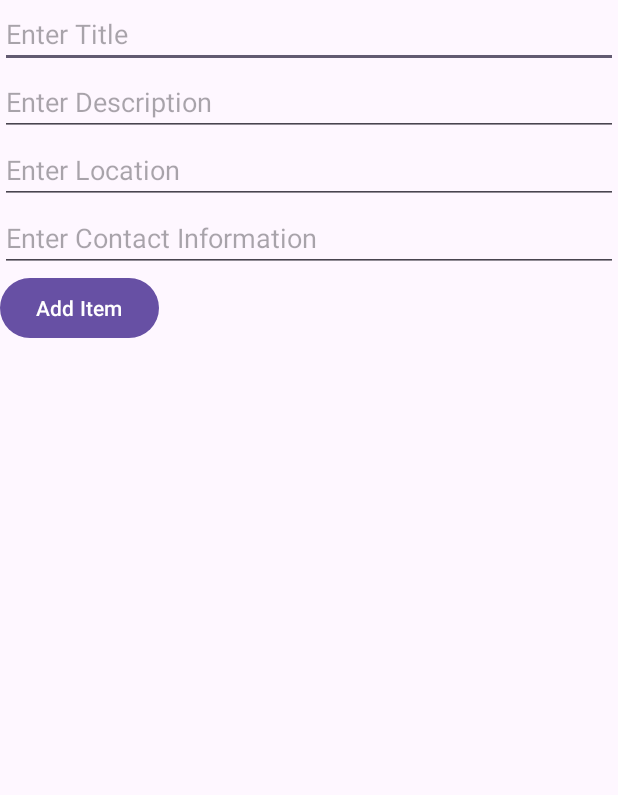
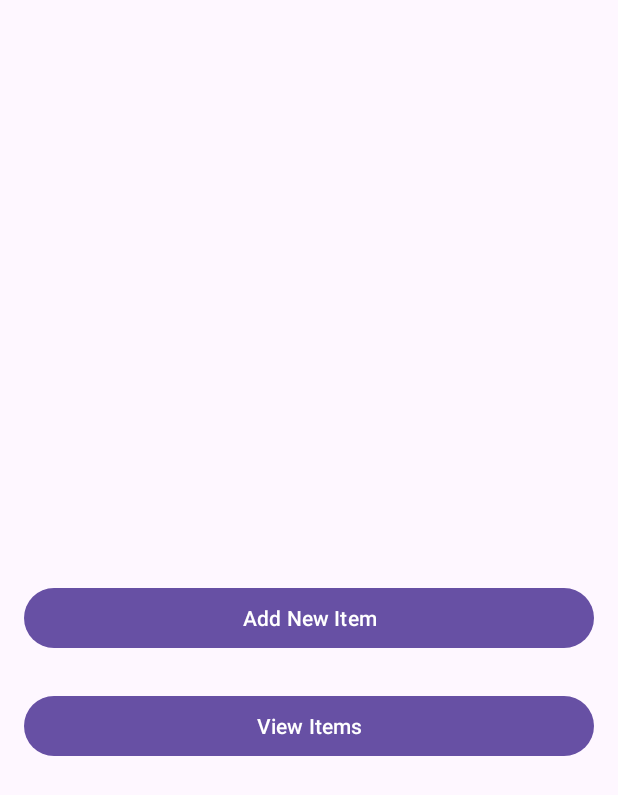
Before and after one commit to Ribesh7Pokharel/-Lost-Found-APP, an Android app: the screen it shows after launch (MainActivity), on a phone screen of 412 x 824 dp. Shown: the top 795 px of the screen. Run offline under Robolectric (Android 15) with nearby library versions, the phone set to English and light mode, and no system bars.

Commit message:
Final Commit

```diff
--- a/app/src/main/AndroidManifest.xml
+++ b/app/src/main/AndroidManifest.xml
@@ -21,6 +21,8 @@
                 <category android:name="android.intent.category.LAUNCHER" />
             </intent-filter>
         </activity>
+        <activity android:name=".AddItemActivity"/>
+        <activity android:name=".ViewItemsActivity"/>
     </application>
 
 </manifest>
--- a/app/src/main/java/com/example/lostfound_app/MainActivity.java
+++ b/app/src/main/java/com/example/lostfound_app/MainActivity.java
@@ -1,64 +1,38 @@
 package com.example.lostfound_app;
 
+import android.content.Intent;
 import android.os.Bundle;
 import android.view.View;
 import android.widget.Button;
-import android.widget.EditText;
-import android.widget.ListView;
-import android.widget.ArrayAdapter;
-import android.widget.Toast;
+
 import androidx.appcompat.app.AppCompatActivity;
 
-import java.util.ArrayList;
-
 public class MainActivity extends AppCompatActivity {
-    DBHelper dbHelper;
-    EditText titleInput, descriptionInput, locationInput, contactInput;
-    ListView itemsList;
-    ArrayList<String> listItem;
-    ArrayAdapter<String> adapter;
 
     @Override
     protected void onCreate(Bundle savedInstanceState) {
         super.onCreate(savedInstanceState);
         setContentView(R.layout.activity_main);
 
-        dbHelper = new DBHelper(this);
-        titleInput = findViewById(R.id.titleInput);
-        descriptionInput = findViewById(R.id.descriptionInput);
-        locationInput = findViewById(R.id.locationInput);
-        contactInput = findViewById(R.id.contactInput);
-        itemsList = findViewById(R.id.itemsList);
+        Button addNewItemButton = findViewById(R.id.addNewItemButton);
+        Button viewItemsButton = findViewById(R.id.viewItemsButton);
 
-        listItem = new ArrayList<>();
-        adapter = new ArrayAdapter<>(this, android.R.layout.simple_list_item_1, listItem);
-        itemsList.setAdapter(adapter);
-        updateUI();
-
-        Button addButton = findViewById(R.id.addButton);
-        addButton.setOnClickListener(new View.OnClickListener() {
+        addNewItemButton.setOnClickListener(new View.OnClickListener() {
             @Override
             public void onClick(View v) {
-                String title = titleInput.getText().toString();
-                String description = descriptionInput.getText().toString();
-                String location = locationInput.getText().toString();
-                String contact = contactInput.getText().toString();
-                dbHelper.addItem(title, description, location, contact);
-                titleInput.setText("");
-                descriptionInput.setText("");
-                locationInput.setText("");
-                contactInput.setText("");
-                updateUI();
-                Toast.makeText(MainActivity.this, "Item Added", Toast.LENGTH_SHORT).show();
+                // Intent to open the activity to add new item
+                Intent intent = new Intent(MainActivity.this, AddItemActivity.class);
+                startActivity(intent);
+            }
+        });
+
+        viewItemsButton.setOnClickListener(new View.OnClickListener() {
+            @Override
+            public void onClick(View v) {
+                // Intent to open the activity to view items
+                Intent intent = new Intent(MainActivity.this, ViewItemsActivity.class);
+                startActivity(intent);
             }
         });
     }
-
-    private void updateUI() {
-        if (listItem != null) {
-            listItem.clear();
-            listItem.addAll(dbHelper.getAllItems()); // Method to be implemented in DBHelper
-            adapter.notifyDataSetChanged();
-        }
-    }
 }
--- a/app/src/main/res/layout/activity_main.xml
+++ b/app/src/main/res/layout/activity_main.xml
@@ -2,45 +2,22 @@
     xmlns:tools="http://schemas.android.com/tools"
     android:layout_width="match_parent"
     android:layout_height="match_parent"
+    android:padding="16dp"
     tools:context=".MainActivity">
 
-    <EditText
-        android:id="@+id/titleInput"
+    <Button
+        android:id="@+id/addNewItemButton"
         android:layout_width="match_parent"
         android:layout_height="wrap_content"
-        android:hint="Enter Title" />
+        android:text="Add New Item"
+        android:layout_centerInParent="true"
+        android:layout_marginBottom="8dp"/>
 
-    <EditText
-        android:id="@+id/descriptionInput"
+    <Button
+        android:id="@+id/viewItemsButton"
         android:layout_width="match_parent"
         android:layout_height="wrap_content"
-        android:hint="Enter Description"
-        android:layout_below="@id/titleInput" />
-
-    <EditText
-        android:id="@+id/locationInput"
-        android:layout_width="match_parent"
-        android:layout_height="wrap_content"
-        android:hint="Enter Location"
-        android:layout_below="@id/descriptionInput" />
-
-    <EditText
-        android:id="@+id/contactInput"
-        android:layout_width="match_parent"
-        android:layout_height="wrap_content"
-        android:hint="Enter Contact Information"
-        android:layout_below="@id/locationInput" />
-
-    <Button
-        android:id="@+id/addButton"
-        android:layout_width="wrap_content"
-        android:layout_height="wrap_content"
-        android:text="Add Item"
-        android:layout_below="@id/contactInput" />
-
-    <ListView
-        android:id="@+id/itemsList"
-        android:layout_width="match_parent"
-        android:layout_height="wrap_content"
-        android:layout_below="@id/addButton" />
+        android:text="View Items"
+        android:layout_below="@id/addNewItemButton"
+        android:layout_marginTop="16dp"/>
 </RelativeLayout>
```
Also changed, not shown: app/src/main/java/com/example/lostfound_app/AddItemActivity.java (added, +66 -0 lines), app/src/main/java/com/example/lostfound_app/ViewItemsActivity.java (added, +44 -0 lines), app/src/main/res/layout/additem.xml (added, +46 -0 lines), app/src/main/res/layout/item_entry.xml (+14 -3 lines).
